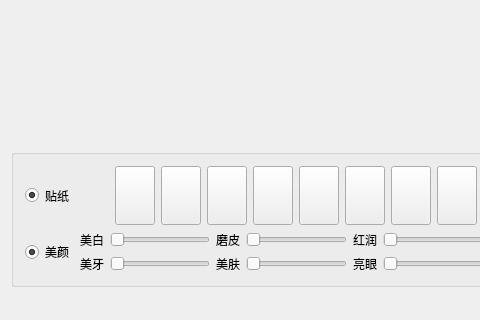
Above: NamaExample/NamaExample.ui from Faceunity/FULivePC before the change; both pictures show x 0 to 480 and y 558 to 878 of the 1280 by 878 pixel window. Below: the same form after it.
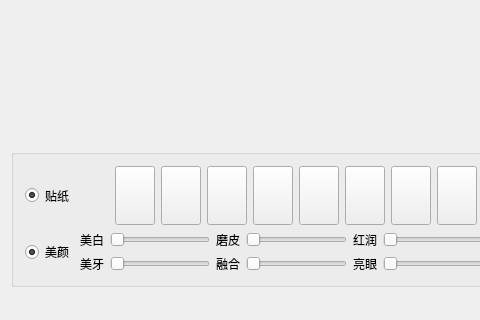
That is the form after the change. Icons and pictures are not drawn. Custom widgets are drawn as their Qt base class.

Patch:
```diff
--- a/NamaExample/NamaExample.ui
+++ b/NamaExample/NamaExample.ui
@@ -595,7 +595,7 @@
                    <item>
                     <widget class="QLabel" name="label_4">
                      <property name="text">
-                      <string>美肤</string>
+                      <string>融合</string>
                      </property>
                     </widget>
                    </item>
```
